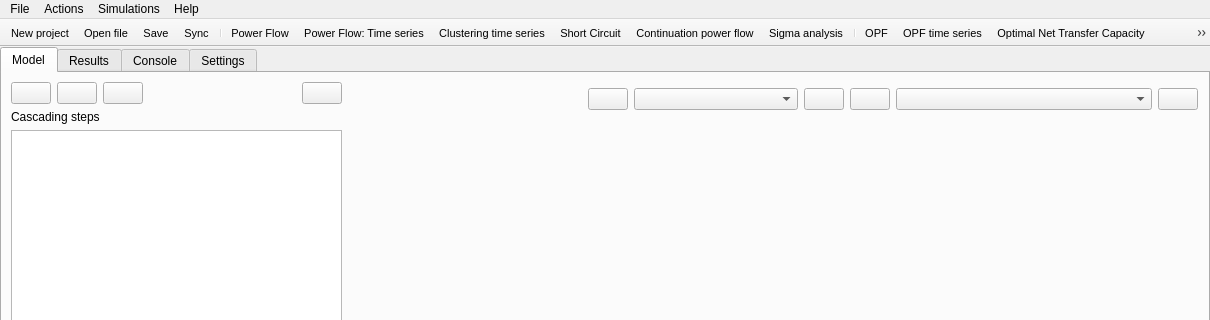
Above: src/GridCal/Gui/Main/MainWindow.ui from SanPen/GridCal before the change; both pictures show x 0 to 1210 and y 0 to 320 of the 1210 by 764 pixel window. Below: the same form after it.
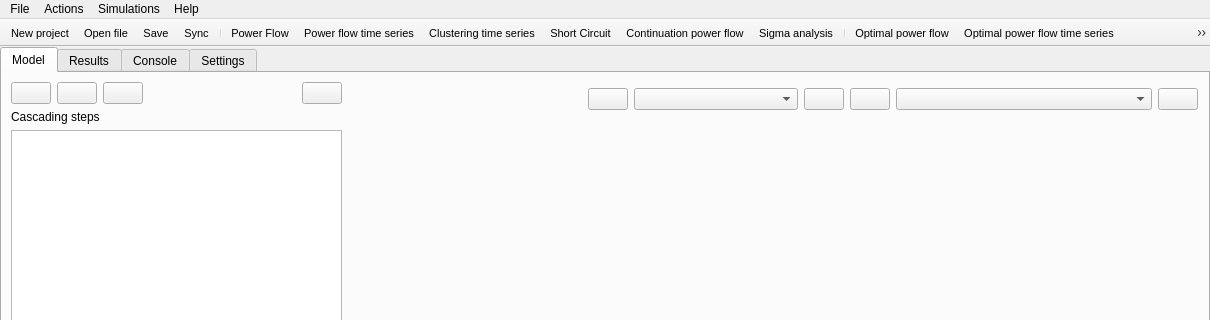
That is the form after the change. Icons and pictures are not drawn.

The edit to the form file:
```diff
--- a/src/GridCal/Gui/Main/MainWindow.ui
+++ b/src/GridCal/Gui/Main/MainWindow.ui
@@ -7590,7 +7590,7 @@
      <normaloff>:/Icons/icons/pf_ts.svg</normaloff>:/Icons/icons/pf_ts.svg</iconset>
    </property>
    <property name="text">
-    <string>Power Flow: Time series</string>
+    <string>Power flow time series</string>
    </property>
    <property name="toolTip">
     <string>Power flow time series</string>
@@ -7722,7 +7722,7 @@
      <normaloff>:/Icons/icons/dcopf.svg</normaloff>:/Icons/icons/dcopf.svg</iconset>
    </property>
    <property name="text">
-    <string>OPF</string>
+    <string>Optimal power flow</string>
    </property>
    <property name="toolTip">
     <string>Optimal power flow</string>
@@ -7737,7 +7737,7 @@
      <normaloff>:/Icons/icons/dcopf_ts.svg</normaloff>:/Icons/icons/dcopf_ts.svg</iconset>
    </property>
    <property name="text">
-    <string>OPF time series</string>
+    <string>Optimal power flow time series</string>
    </property>
    <property name="toolTip">
     <string>Optimal power flow time series</string>
@@ -7896,7 +7896,7 @@
      <normaloff>:/Icons/icons/dcopf2ts.svg</normaloff>:/Icons/icons/dcopf2ts.svg</iconset>
    </property>
    <property name="text">
-    <string>Set OPF results to Power flow (non destructive)</string>
+    <string>Set OPF results to power flow (non destructive)</string>
    </property>
    <property name="toolTip">
     <string>Set the OPF resultsinto the power flow or time series simulations (non destructive)</string>
@@ -8181,7 +8181,7 @@
      <normaloff>:/Icons/icons/ntc_opf.svg</normaloff>:/Icons/icons/ntc_opf.svg</iconset>
    </property>
    <property name="text">
-    <string>Optimal Net Transfer Capacity</string>
+    <string>Optimal net transfer capacity</string>
    </property>
    <property name="toolTip">
     <string>Optimal Net Transfer Capacity</string>
```
Left out of the diff: 11 changed lines with no effect on the pictures.
